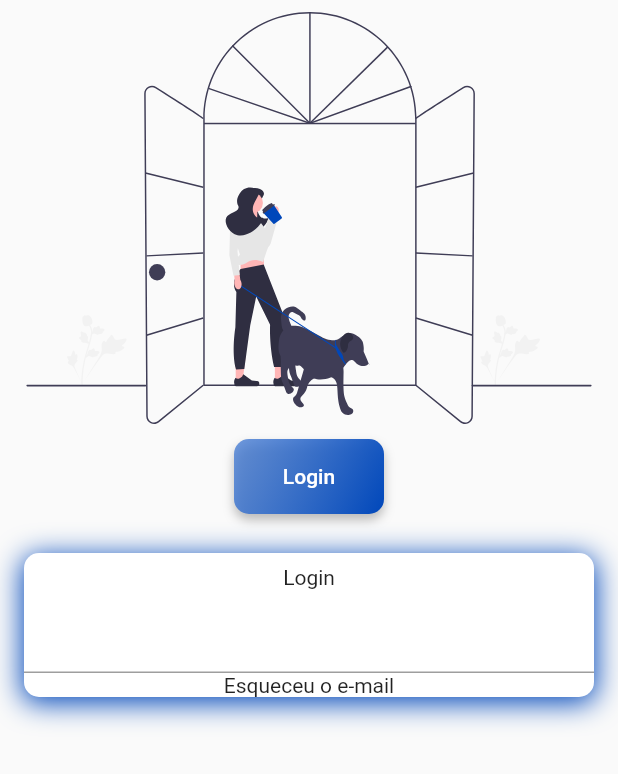
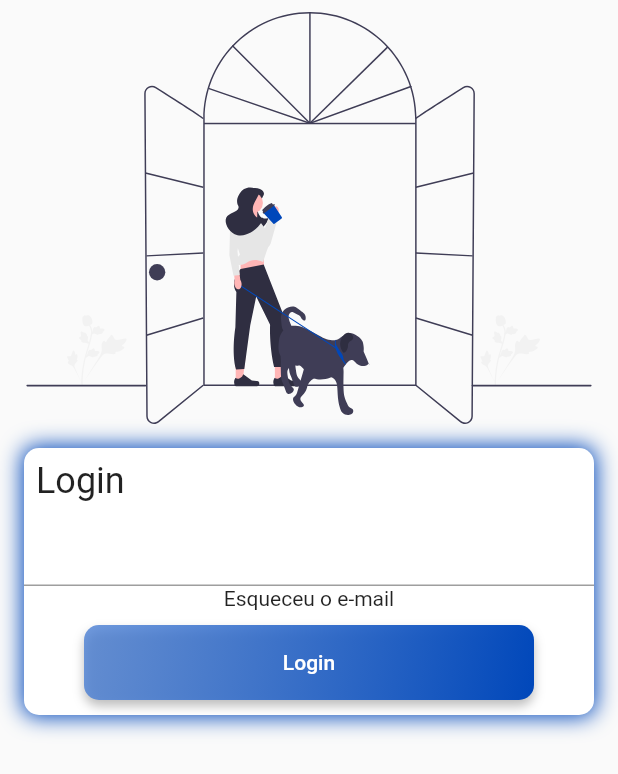
Before and after one commit to marcosgianetti/PetsApp, a Flutter app: the screen it shows after launch, on a phone screen of 412 x 824 dp. Shown: the top 774 px of the screen. Run offline on Flutter 3.47's test engine with Material 2 defaults, Android fonts, the light colour scheme and no system bars; our stand-ins replace flutter_mobx, flutter_svg, fluttertoast, material_design_icons_flutter, mobx; generated files the repository leaves out were written again; Roboto replaces fonts that are missing (Regular).

Commit message:
botão login e titulo

```diff
--- a/pets_app/lib/ui/pages/login/components/login_components.dart
+++ b/pets_app/lib/ui/pages/login/components/components.dart
@@ -1 +1,2 @@
 export './button_gradient.dart';
+export 'login_title.dart';
--- /dev/null
+++ b/pets_app/lib/ui/pages/login/components/login_title.dart
@@ -0,0 +1,23 @@
+import 'package:flutter/cupertino.dart';
+import 'package:flutter/material.dart';
+
+class LoginTitle extends StatelessWidget {
+  const LoginTitle({
+    Key? key,
+    required this.title,
+    this.font = "Regular",
+    this.size = 18,
+  }) : super(key: key);
+  final String title;
+  final dynamic font;
+  final double size;
+  @override
+  Widget build(BuildContext context) {
+    return Text(title,
+        overflow: TextOverflow.ellipsis,
+        style: TextStyle(
+          fontFamily: font,
+          fontSize: size,
+        ));
+  }
+}
--- a/pets_app/lib/ui/pages/login/login_screen.dart
+++ b/pets_app/lib/ui/pages/login/login_screen.dart
@@ -1,8 +1,7 @@
 import 'package:flutter/material.dart';
-import 'package:flutter/src/foundation/key.dart';
-import 'package:flutter/src/widgets/framework.dart';
 import 'package:pets_app/ui/components/compnents.dart';
 import 'package:pets_app/ui/pages/login/components/button_gradient.dart';
+import 'package:pets_app/ui/pages/login/components/login_title.dart';
 
 class LoginScreen extends StatelessWidget {
   const LoginScreen({Key? key}) : super(key: key);
@@ -19,7 +18,6 @@ class LoginScreen extends StatelessWidget {
                 height: MediaQuery.of(context).size.height / 3,
                 svgPath: "lib/assets/svg/everyday_life.svg",
               ),
-              const ButtonGradient(text: 'Login'),
               Container(
                 margin: const EdgeInsets.all(16),
                 decoration: const BoxDecoration(
@@ -29,18 +27,27 @@ class LoginScreen extends StatelessWidget {
                     BoxShadow(
                       color: Color.fromARGB(255, 0, 71, 186),
                       spreadRadius: 1,
-                      blurRadius: 16,
-                      offset: Offset(0, 3), // changes position of shadow
+                      blurRadius: 12,
                     ),
                   ],
                 ),
                 child: Column(children: [
-                  const Padding(
-                    padding: EdgeInsets.all(8.0),
-                    child: Text('Login'),
+                  Row(
+                    crossAxisAlignment: CrossAxisAlignment.start,
+                    // ignore: prefer_const_literals_to_create_immutables
+                    children: [
+                      const Padding(
+                        padding: EdgeInsets.all(8.0),
+                        child: LoginTitle(
+                          title: "Login",
+                          size: 24,
+                        ),
+                      ),
+                    ],
                   ),
                   TextFormField(),
                   const Text('Esqueceu o e-mail'),
+                  const ButtonGradient(text: 'Login', width: 300),
                 ]),
               ),
             ],
```
